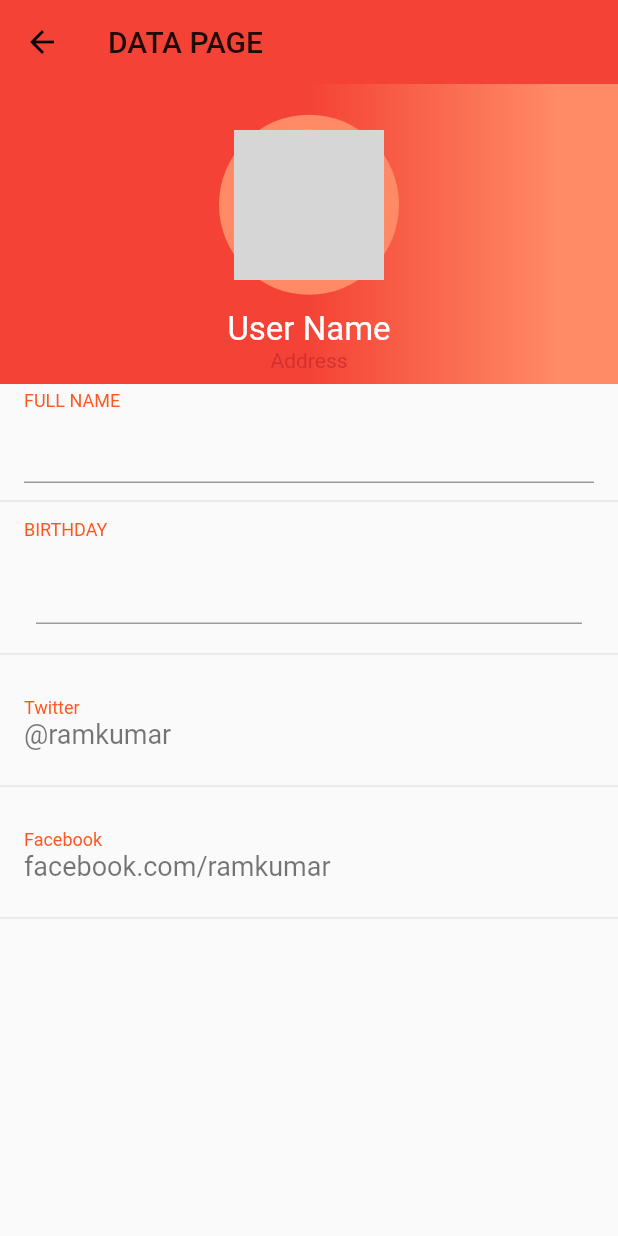
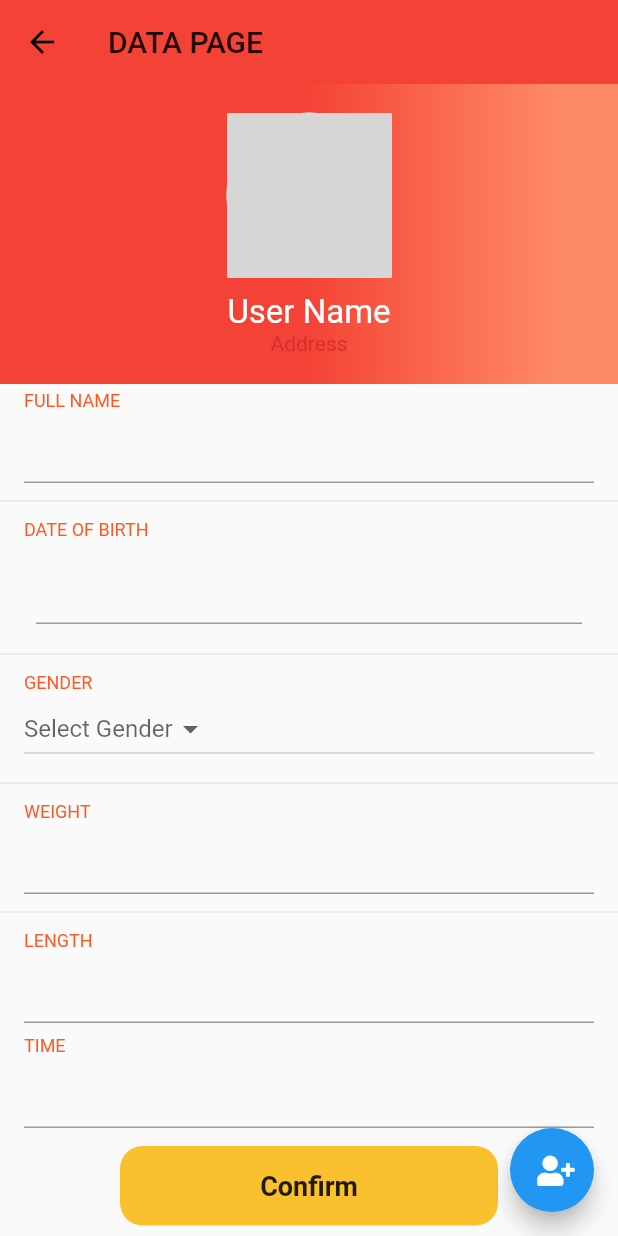
Before and after one commit to Three-team-org/Data-Buffering-App-Flutter, a Flutter app: the DataPage screen opened directly, on a phone screen of 412 x 824 dp. Run offline on Flutter 3.47's test engine with Material 2 defaults, Android fonts, the phone set to English and light mode, and no system bars; our stand-ins replace font_awesome_flutter, image_picker; network calls fail; grey boxes are pictures that could not be loaded.

Commit message:
update for data page

```diff
--- a/lib/ui/sub_data.dart
+++ b/lib/ui/sub_data.dart
@@ -2,17 +2,83 @@
 import 'package:flutter/cupertino.dart';
 import 'package:flutter/material.dart';
 import 'package:intl/intl.dart';
+import 'package:font_awesome_flutter/font_awesome_flutter.dart';
+import 'package:image_picker/image_picker.dart';
+import 'dart:io';
 class DataPage extends StatefulWidget{
   @override
   _DataPageState createState() => _DataPageState();
 
 }
 
+class Item {
+  const Item(this.name,this.icon);
+  final String name;
+  final Icon icon;
+}
+
 class _DataPageState extends State<DataPage>{
 
   TextEditingController _dateController = TextEditingController();
   DateTime _selectedDate;
+  Item selectedGender;
+  File _image;
+  List<Item> Gender = <Item>[
+    const Item('Male',Icon(FontAwesomeIcons.male,color:  const Color(0xFF167F67),)),
+    const Item('Female',Icon(FontAwesomeIcons.female,color:  const Color(0xFF167F67),)),
 
+  ];
+
+  void _showPicker(context) {
+    showModalBottomSheet(
+        context: context,
+        builder: (BuildContext bc) {
+          return SafeArea(
+            child: Container(
+              child: new Wrap(
+                children: <Widget>[
+                  new ListTile(
+                      leading: new Icon(Icons.photo_library),
+                      title: new Text('Photo Library'),
+                      onTap: () {
+                        _imgFromGallery();
+                        Navigator.of(context).pop();
+                      }),
+                  new ListTile(
+                    leading: new Icon(Icons.photo_camera),
+                    title: new Text('Camera'),
+                    onTap: () {
+                      _imgFromCamera();
+                      Navigator.of(context).pop();
+                    },
+                  ),
+                ],
+              ),
+            ),
+          );
+        }
+    );
+  }
+  _imgFromCamera() async {
+    File image = await ImagePicker.pickImage(
+        source: ImageSource.camera, imageQuality: 50
+    );
+
+    setState(() {
+      _image = image;
+
+    });
+  }
+
+  _imgFromGallery() async {
+    File image = await  ImagePicker.pickImage(
+        source: ImageSource.gallery, imageQuality: 50
+    );
+
+    setState(() {
+      _image = image;
+    });
+  }
   @override
   Widget build(BuildContext context) {
     return Scaffold(
@@ -36,19 +102,36 @@ class _DataPageState extends State<DataPage>{
               mainAxisAlignment: MainAxisAlignment.center,
               crossAxisAlignment: CrossAxisAlignment.center,
               children: <Widget>[
-                SizedBox(height: 13,),
                 Row(
                   mainAxisAlignment: MainAxisAlignment.spaceAround,
                   children: <Widget>[
-
-                    CircleAvatar(
-                      minRadius: 60,
-                      backgroundColor: Colors.deepOrange.shade300,
+                    GestureDetector(
+                      onTap: () {
+                        _showPicker(context);
+                      },
                       child: CircleAvatar(
-                        backgroundImage: NetworkImage("https://cdn.icon-icons.com/icons2/2643/PNG/512/male_man_people_person_avatar_white_tone_icon_159363.png"),
-                        minRadius: 50,
+                        radius: 55,
+                        backgroundColor: Colors.grey,
+                        child: _image != null
+                            ? ClipRRect(
+                          borderRadius: BorderRadius.circular(50),
+                          child: Image.file(
+                            _image,
+                            width: 100,
+                            height: 100,
+                            fit: BoxFit.fitHeight,
+                          ),
+                        ) : CircleAvatar(
+                          minRadius: 60,
+                          backgroundColor: Colors.deepOrange.shade300,
+                          child: CircleAvatar(
+                            backgroundImage: NetworkImage("https://cdn.icon-icons.com/icons2/2643/PNG/512/male_man_people_person_avatar_white_tone_icon_159363.png"),
+                            minRadius: 50,
+                          ),
+                        ),
                       ),
                     ),
+
 
                   ],
                 ),
@@ -79,7 +162,7 @@ class _DataPageState extends State<DataPage>{
           Divider(),
           ListTile(
             title: Text(
-              "BIRTHDAY",
+              "DATE OF BIRTH",
               style: TextStyle(color: Colors.deepOrange, fontSize: 12.0),
             ),
             subtitle: Container(
@@ -97,27 +180,95 @@ class _DataPageState extends State<DataPage>{
           Divider(),
           ListTile(
             title: Text(
-              "Twitter",
+              "GENDER",
               style: TextStyle(color: Colors.deepOrange, fontSize: 12.0),
             ),
-            subtitle: Text(
-              "@ramkumar",
+            subtitle: DropdownButton<Item>(
+
+              hint:  Text("Select Gender"),
+              value: selectedGender,
+              onChanged: (Item Value) {
+                setState(() {
+                  selectedGender = Value;
+                });
+              },
+              items: Gender.map((Item user) {
+                return  DropdownMenuItem<Item>(
+                  value: user,
+                  child: Row(
+                    children: <Widget>[
+                      user.icon,
+                      SizedBox(width: 10,),
+                      Text(
+                        user.name,
+                        style:  TextStyle(color: Colors.black),
+                      ),
+                    ],
+                  ),
+                );
+              }).toList(),
+            ),
+          ),
+          Divider(),
+          ListTile(
+            title: Text(
+              "WEIGHT",
+              style: TextStyle(color: Colors.deepOrange, fontSize: 12.0),
+            ),
+            subtitle: TextFormField(
+
               style: TextStyle(fontSize: 18.0),
             ),
           ),
           Divider(),
           ListTile(
             title: Text(
-              "Facebook",
+              "LENGTH",
               style: TextStyle(color: Colors.deepOrange, fontSize: 12.0),
             ),
-            subtitle: Text(
-              "facebook.com/ramkumar",
+            subtitle: TextFormField(
+
               style: TextStyle(fontSize: 18.0),
             ),
           ),
-          Divider(),
+          ListTile(
+            title: Text(
+              "TIME",
+              style: TextStyle(color: Colors.deepOrange, fontSize: 12.0),
+            ),
+            subtitle: TextFormField(
+
+              style: TextStyle(fontSize: 18.0),
+            ),
+          ),
+          Padding(
+            padding: const EdgeInsets.symmetric(horizontal: 80.0, vertical: 8.0),
+            child: RaisedButton(
+              padding: const EdgeInsets.all(16.0),
+              elevation: 0,
+              shape: RoundedRectangleBorder(
+                  borderRadius: BorderRadius.circular(15.0)),
+              color: Colors.yellow.shade700,
+              child: Text(
+                "Confirm",
+                style: TextStyle(
+                  fontWeight: FontWeight.bold,
+                  fontSize: 18.0,
+                ),
+              ),
+              onPressed: () {},
+            ),
+          ),
         ],
+      ),
+      floatingActionButton: FloatingActionButton(
+        onPressed: (){
+        },
+        tooltip: 'Increment',
+        child: Icon(
+          FontAwesomeIcons.userPlus,
+          size: 20,
+        ),
       ),
     );
   }
--- a/pubspec.yaml
+++ b/pubspec.yaml
@@ -29,6 +29,7 @@ dependencies:
   # Use with the CupertinoIcons class for iOS style icons.
   cupertino_icons: ^1.0.2
   font_awesome_flutter: ^9.1.0
+  image_picker: ^0.6.6+5
 
 dev_dependencies:
   flutter_test:
```
Also changed, not shown: 4 other files.
